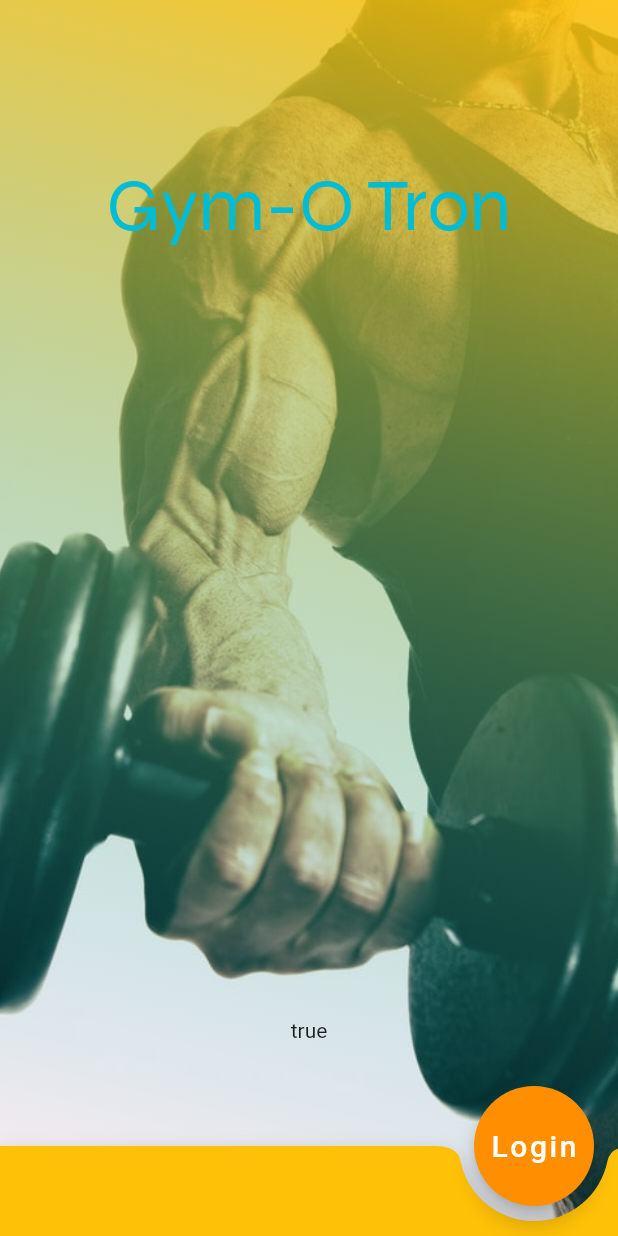
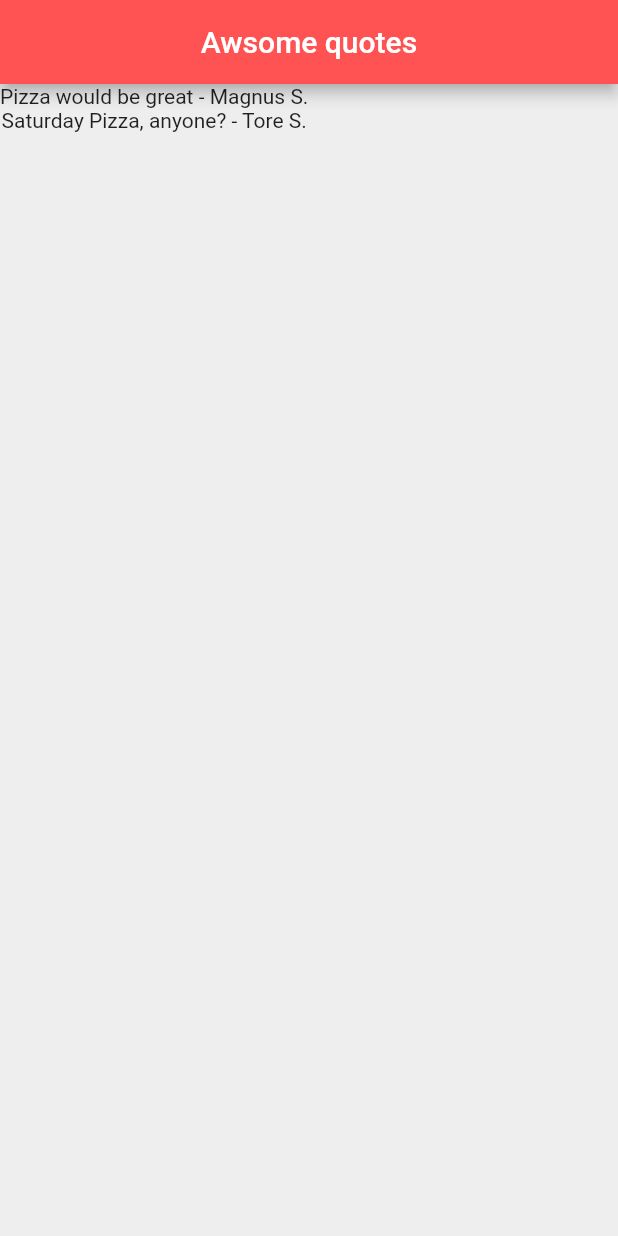
Before and after one commit to msagerup/GymFlutterApp, a Flutter app: the screen it shows after launch, on a phone screen of 412 x 824 dp. Run offline on Flutter 3.47's test engine with Material 2 defaults, Android fonts, the phone set to English and light mode, and no system bars.

Commit message:
learning arrays and func

```diff
--- a/lib/main.dart
+++ b/lib/main.dart
@@ -1,7 +1,9 @@
 import 'package:flutter/material.dart';
+import 'quotes.dart';
 
 void main() => runApp(MaterialApp(
-  home: GymIntro()
+  // home: GymIntro()
+    home: QuoteList()
 ));
 
 
@@ -122,3 +124,33 @@ class _GymIntroState extends State<GymIntro> {
     );
   }
 }
+
+class QuoteList extends StatefulWidget {
+  @override
+  _QuoteListState createState() => _QuoteListState();
+}
+
+class _QuoteListState extends State<QuoteList> {
+
+  List<Quote> quotes = [
+    Quote(author: 'Magnus S.', text: 'Pizza would be great'),
+    Quote(author: 'Tore S.', text: 'Saturday Pizza, anyone?')
+
+
+  ];
+
+  @override
+  Widget build(BuildContext context) {
+    return Scaffold(
+      backgroundColor: Colors.grey[200],
+      appBar: AppBar(
+        title: Text('Awsome quotes'),
+        centerTitle: true,
+        backgroundColor: Colors.redAccent,
+      ),
+      body: Column(
+        children: quotes.map((item) => Text('${item.text} - ${item.author}')).toList(),
+      )
+    );
+  }
+}
--- /dev/null
+++ b/lib/quotes.dart
@@ -0,0 +1,12 @@
+class Quote {
+
+  String text;
+  String author;
+
+  //Named params.
+  Quote({ String text, String author }) {
+    this.text = text;
+    this.author = author;
+  }
+
+}
```
